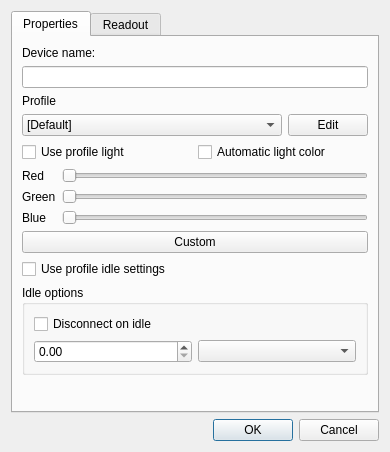
michael-fadely/ds4wizard, file ds4wizard-cpp/devicepropertiesdialog.ui: the form before one commit.
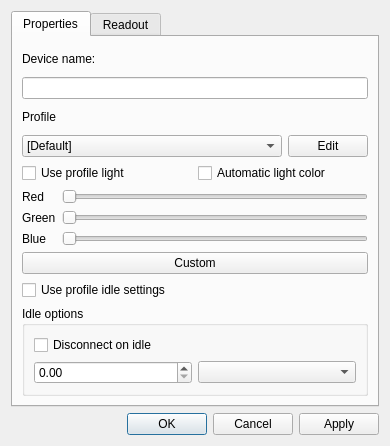
The form after the commit.

```diff
--- a/ds4wizard-cpp/devicepropertiesdialog.ui
+++ b/ds4wizard-cpp/devicepropertiesdialog.ui
@@ -7,7 +7,7 @@
     <x>0</x>
     <y>0</y>
     <width>390</width>
-    <height>452</height>
+    <height>446</height>
    </rect>
   </property>
   <property name="font">
@@ -51,14 +51,7 @@
         </layout>
        </item>
        <item>
-        <layout class="QGridLayout" name="gridLayout_3">
-         <item row="0" column="0">
-          <widget class="QLabel" name="label_2">
-           <property name="text">
-            <string>Profile</string>
-           </property>
-          </widget>
-         </item>
+        <layout class="QGridLayout" name="profileLayout">
          <item row="1" column="0">
           <widget class="QComboBox" name="comboBox_Profile">
            <property name="sizePolicy">
@@ -75,41 +68,13 @@
              <string>[Default]</string>
             </property>
            </item>
-           <item>
-            <property name="text">
-             <string>Dummy</string>
-            </property>
-           </item>
-           <item>
-            <property name="text">
-             <string>Dummy</string>
-            </property>
-           </item>
-           <item>
-            <property name="text">
-             <string>Dummy</string>
-            </property>
-           </item>
-           <item>
-            <property name="text">
-             <string>Dummy</string>
-            </property>
-           </item>
-           <item>
-            <property name="text">
-             <string>Dummy</string>
-            </property>
-           </item>
-           <item>
-            <property name="text">
-             <string>Dummy</string>
-            </property>
-           </item>
-           <item>
-            <property name="text">
-             <string>Dummy</string>
-            </property>
-           </item>
+          </widget>
+         </item>
+         <item row="0" column="0">
+          <widget class="QLabel" name="labelPRofile">
+           <property name="text">
+            <string>Profile</string>
+           </property>
           </widget>
          </item>
          <item row="1" column="1">
@@ -140,14 +105,7 @@
         </layout>
        </item>
        <item>
-        <layout class="QGridLayout" name="gridLayout">
-         <item row="0" column="1">
-          <widget class="QSlider" name="horizontalSlider_Red">
-           <property name="orientation">
-            <enum>Qt::Horizontal</enum>
-           </property>
-          </widget>
-         </item>
+        <layout class="QGridLayout" name="colorLayout">
          <item row="1" column="1">
           <widget class="QSlider" name="horizontalSlider_Green">
            <property name="orientation">
@@ -190,6 +148,13 @@
            </property>
           </widget>
          </item>
+         <item row="0" column="1">
+          <widget class="QSlider" name="horizontalSlider_Red">
+           <property name="orientation">
+            <enum>Qt::Horizontal</enum>
+           </property>
+          </widget>
+         </item>
         </layout>
        </item>
        <item>
@@ -229,19 +194,6 @@
          </layout>
         </widget>
        </item>
-       <item>
-        <spacer name="verticalSpacer">
-         <property name="orientation">
-          <enum>Qt::Vertical</enum>
-         </property>
-         <property name="sizeHint" stdset="0">
-          <size>
-           <width>20</width>
-           <height>40</height>
-          </size>
-         </property>
-        </spacer>
-       </item>
       </layout>
      </widget>
      <widget class="QWidget" name="tab_2">
@@ -257,7 +209,7 @@
       <enum>Qt::Horizontal</enum>
      </property>
      <property name="standardButtons">
-      <set>QDialogButtonBox::Cancel|QDialogButtonBox::Ok</set>
+      <set>QDialogButtonBox::Apply|QDialogButtonBox::Cancel|QDialogButtonBox::Ok</set>
      </property>
     </widget>
    </item>
```
Left out of the diff: 22 changed lines with no effect on the pictures.
